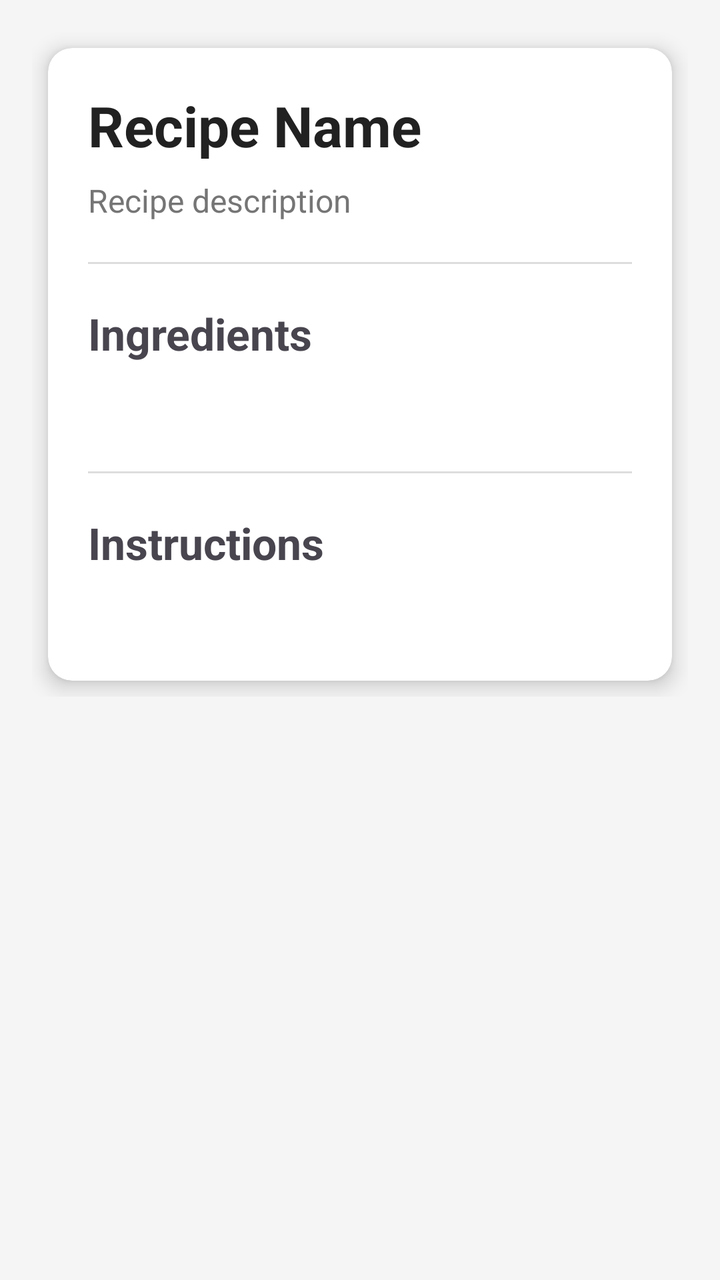
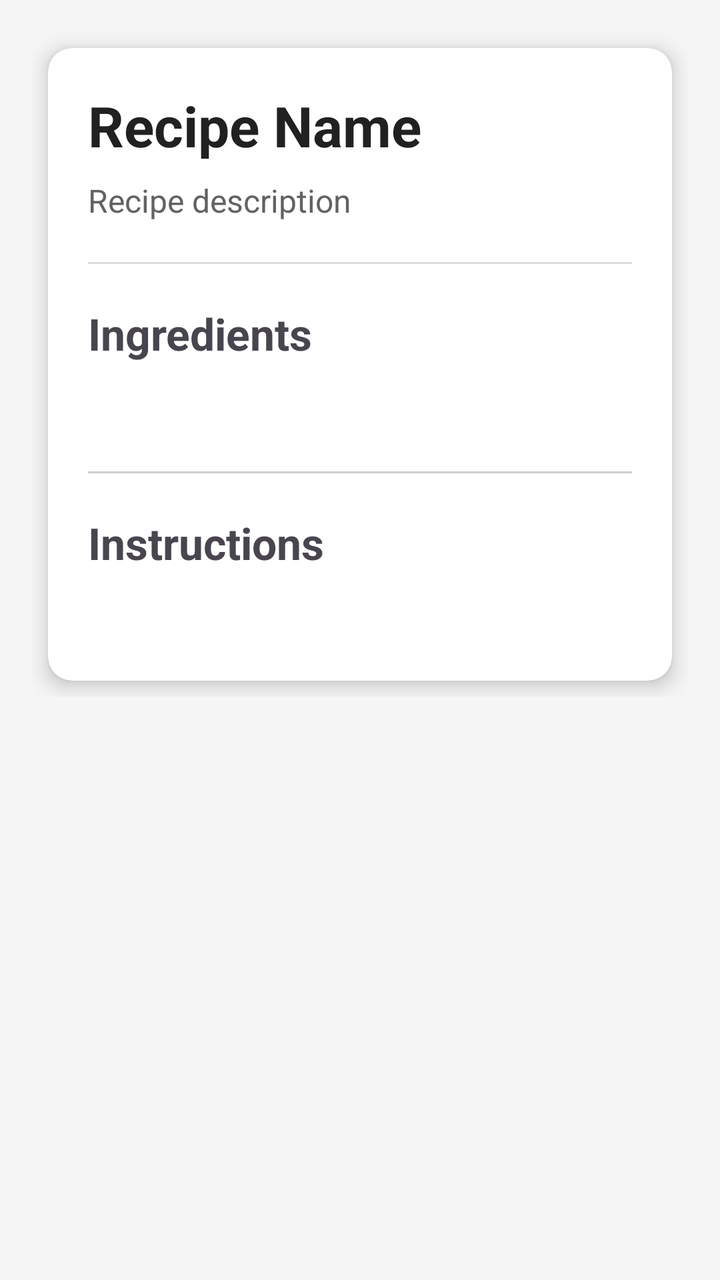

Screens rendered from an Android XML layout before and after an edit, with the pre-edit source and the edit as a unified diff.
<!-- AndroidManifest.xml: application theme Theme.ReciPick -->
<!-- res/layout/activity_recipe_details.xml -->
<?xml version="1.0" encoding="utf-8"?>
<ScrollView xmlns:android="http://schemas.android.com/apk/res/android"
    xmlns:card_view="http://schemas.android.com/apk/res-auto"
    android:layout_width="match_parent"
    android:layout_height="match_parent"
    android:background="#F5F5F5">

    <LinearLayout
        android:layout_width="match_parent"
        android:layout_height="wrap_content"
        android:orientation="vertical"
        android:padding="16dp">

        <androidx.cardview.widget.CardView
            android:layout_width="match_parent"
            android:layout_height="wrap_content"
            android:layout_margin="8dp"
            card_view:cardCornerRadius="12dp"
            card_view:cardElevation="6dp">

            <LinearLayout
                android:layout_width="match_parent"
                android:layout_height="wrap_content"
                android:orientation="vertical"
                android:padding="20dp">

                

                <TextView
                    android:id="@+id/txtRecipeName"
                    android:layout_width="match_parent"
                    android:layout_height="wrap_content"
                    android:text="Recipe Name"
                    android:textSize="28sp"
                    android:textStyle="bold"
                    android:textColor="#212121"/>

                <TextView
                    android:id="@+id/txtDescription"
                    android:layout_width="match_parent"
                    android:layout_height="wrap_content"
                    android:layout_marginTop="8dp"
                    android:text="Recipe description"
                    android:textSize="16sp"
                    android:textColor="#757575"/>

                <View
                    android:layout_width="match_parent"
                    android:layout_height="1dp"
                    android:layout_marginTop="20dp"
                    android:layout_marginBottom="20dp"
                    android:background="#DDDDDD"/>

                <TextView
                    android:layout_width="wrap_content"
                    android:layout_height="wrap_content"
                    android:text="Ingredients"
                    android:textSize="22sp"
                    android:textStyle="bold"/>

                <TextView
                    android:id="@+id/txtIngredients"
                    android:layout_width="match_parent"
                    android:layout_height="wrap_content"
                    android:layout_marginTop="10dp"
                    android:textSize="18sp"
                    android:lineSpacingExtra="4dp"/>

                <View
                    android:layout_width="match_parent"
                    android:layout_height="1dp"
                    android:layout_marginTop="20dp"
                    android:layout_marginBottom="20dp"
                    android:background="#DDDDDD"/>

                <TextView
                    android:layout_width="wrap_content"
                    android:layout_height="wrap_content"
                    android:text="Instructions"
                    android:textSize="22sp"
                    android:textStyle="bold"/>

                <TextView
                    android:id="@+id/txtInstructions"
                    android:layout_width="match_parent"
                    android:layout_height="wrap_content"
                    android:layout_marginTop="10dp"
                    android:textSize="18sp"
                    android:lineSpacingExtra="6dp"/>

            </LinearLayout>

        </androidx.cardview.widget.CardView>

    </LinearLayout>

</ScrollView>
<!-- resources referenced by this layout -->
<resources>
  <style name="Theme.ReciPick" parent="Base.Theme.ReciPick" />
  <style name="Base.Theme.ReciPick" parent="Theme.Material3.DayNight.NoActionBar">
          
          
      </style>
</resources>

<!-- the commit's change to res/layout/activity_recipe_details.xml (unified diff, before → after) -->
@@ -42,7 +42,7 @@
                     android:layout_marginTop="8dp"
                     android:text="Recipe description"
                     android:textSize="16sp"
-                    android:textColor="#757575"/>
+                    android:textColor="#626262"/>
 
                 <View
                     android:layout_width="match_parent"
@@ -71,7 +71,7 @@
                     android:layout_height="1dp"
                     android:layout_marginTop="20dp"
                     android:layout_marginBottom="20dp"
-                    android:background="#DDDDDD"/>
+                    android:background="#CECECE"/>
 
                 <TextView
                     android:layout_width="wrap_content"
